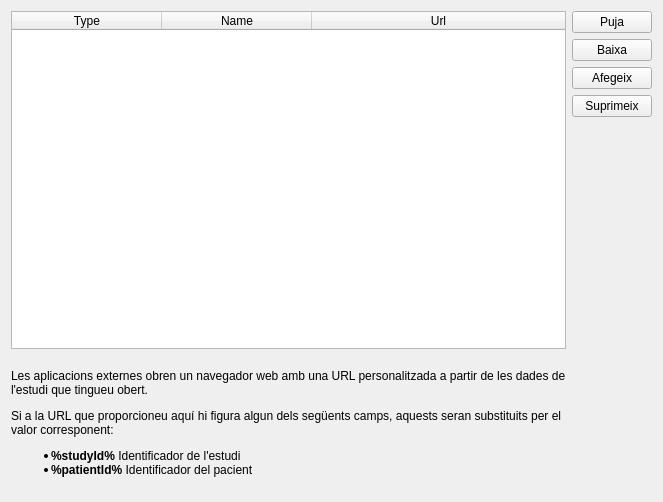
Old version of the form starviewer/src/core/qexternalapplicationconfigurationscreenbase.ui in the repository starviewer-medical/starviewer.
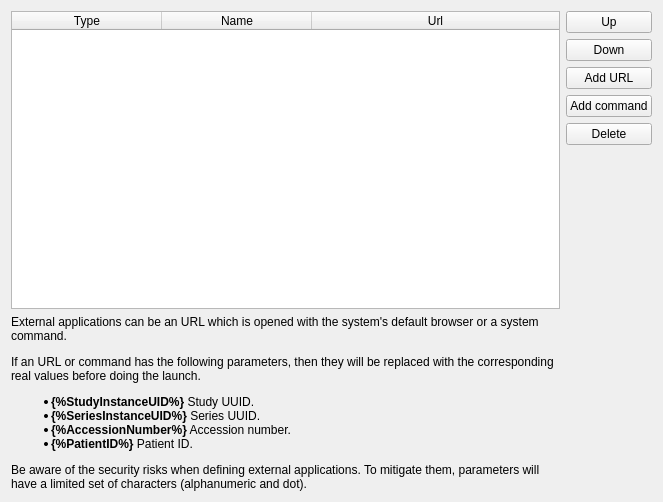
New version of the form. Icons and pictures are not drawn.

Commit message:
ENH: Different GUI interaction to edit external applications.
Instead of a checkbox column two buttons have been added: "Add command" and "Add URL".

```diff
--- a/starviewer/src/core/qexternalapplicationconfigurationscreenbase.ui
+++ b/starviewer/src/core/qexternalapplicationconfigurationscreenbase.ui
@@ -24,28 +24,28 @@
     <normaloff>:/images/system-run-big.svg</normaloff>:/images/system-run-big.svg</iconset>
   </property>
   <layout class="QGridLayout" name="gridLayout">
-   <item row="3" column="1">
+   <item row="4" column="1">
     <widget class="QPushButton" name="btnDelete">
      <property name="text">
-      <string>Suprimeix</string>
+      <string>Delete</string>
      </property>
     </widget>
    </item>
    <item row="1" column="1">
     <widget class="QPushButton" name="btnDown">
      <property name="text">
-      <string>Baixa</string>
+      <string>Down</string>
      </property>
     </widget>
    </item>
-   <item row="2" column="1">
-    <widget class="QPushButton" name="btnAdd">
+   <item row="3" column="1">
+    <widget class="QPushButton" name="btnAddCmd">
      <property name="text">
-      <string>Afegeix</string>
+      <string>Add command</string>
      </property>
     </widget>
    </item>
-   <item row="0" column="0" rowspan="5">
+   <item row="0" column="0" rowspan="6">
     <widget class="QTableWidget" name="tableWidget">
      <property name="selectionMode">
       <enum>QAbstractItemView::SingleSelection</enum>
@@ -85,11 +85,11 @@
    <item row="0" column="1">
     <widget class="QPushButton" name="btnUp">
      <property name="text">
-      <string>Puja</string>
+      <string>Up</string>
      </property>
     </widget>
    </item>
-   <item row="5" column="0">
+   <item row="6" column="0">
     <widget class="QLabel" name="label_3">
      <property name="sizePolicy">
       <sizepolicy hsizetype="Preferred" vsizetype="Maximum">
@@ -98,18 +98,35 @@
       </sizepolicy>
      </property>
      <property name="text">
-      <string>&lt;html&gt;&lt;head/&gt;&lt;body&gt;&lt;p&gt;Les aplicacions externes obren un navegador web amb una URL personalitzada a partir de les dades de l'estudi que tingueu obert.&lt;/p&gt;&lt;p&gt;Si a la URL que proporcioneu aquí hi figura algun dels següents camps, aquests seran substituits per el valor corresponent:&lt;/p&gt;
+      <string>&lt;html&gt;
+&lt;head/&gt;
+&lt;body&gt;
+
+&lt;p&gt;External applications can be an URL which is opened with the system's default browser or a system command.&lt;/p&gt;
+&lt;p&gt;If an URL or command has the following parameters, then they will be replaced with the corresponding real values before doing the launch.&lt;/p&gt;
+
 &lt;ul&gt;
-&lt;li&gt;&lt;b&gt;%studyId%&lt;/b&gt; Identificador de l'estudi&lt;/li&gt;
-&lt;li&gt;&lt;b&gt;%patientId%&lt;/b&gt; Identificador del pacient&lt;/li&gt;
+&lt;li&gt;&lt;b&gt;{%StudyInstanceUID%}&lt;/b&gt; Study UUID.&lt;/li&gt;
+&lt;li&gt;&lt;b&gt;{%SeriesInstanceUID%}&lt;/b&gt; Series UUID.&lt;/li&gt;
+&lt;li&gt;&lt;b&gt;{%AccessionNumber%}&lt;/b&gt; Accession number.&lt;/li&gt;
+&lt;li&gt;&lt;b&gt;{%PatientID%}&lt;/b&gt; Patient ID.&lt;/li&gt;
 &lt;/ul&gt;
-&lt;/body&gt;&lt;/html&gt;</string>
+&lt;p&gt;Be aware of the security risks when defining external applications. To mitigate them, parameters will have a limited set of characters (alphanumeric and dot).&lt;/p&gt;
+&lt;/body&gt;
+&lt;/html&gt;</string>
      </property>
      <property name="wordWrap">
       <bool>true</bool>
      </property>
     </widget>
    </item>
+   <item row="2" column="1">
+    <widget class="QPushButton" name="btnAddUrl">
+     <property name="text">
+      <string>Add URL</string>
+     </property>
+    </widget>
+   </item>
   </layout>
  </widget>
  <resources>
```
The commit also changes 2 other files.
